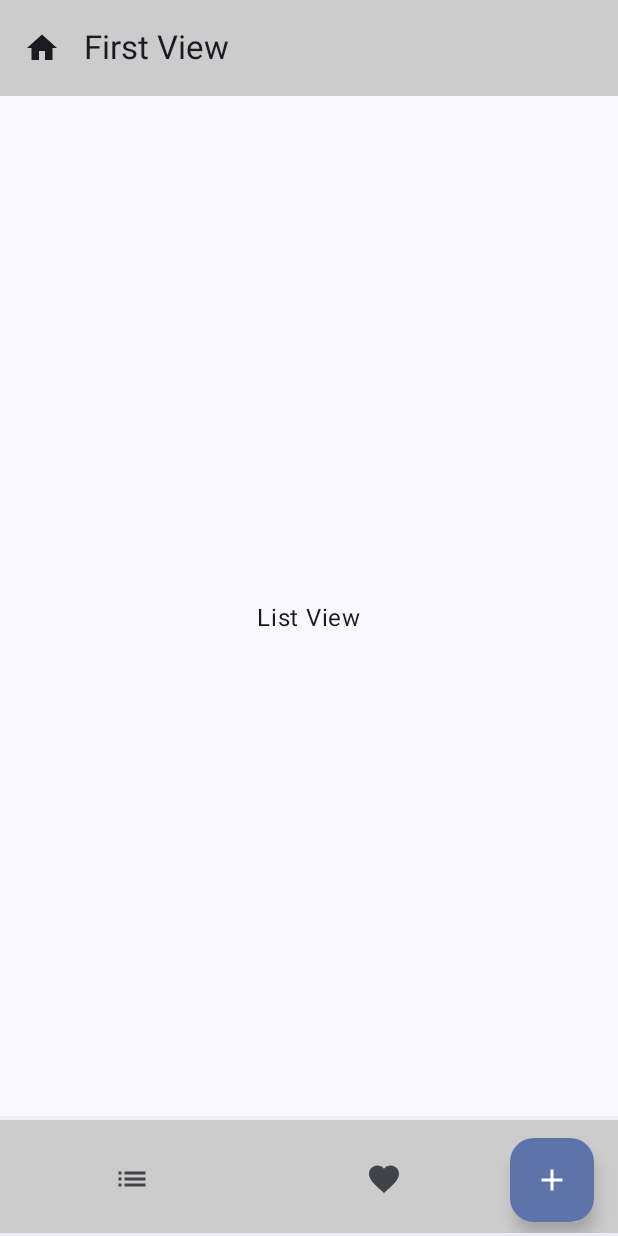
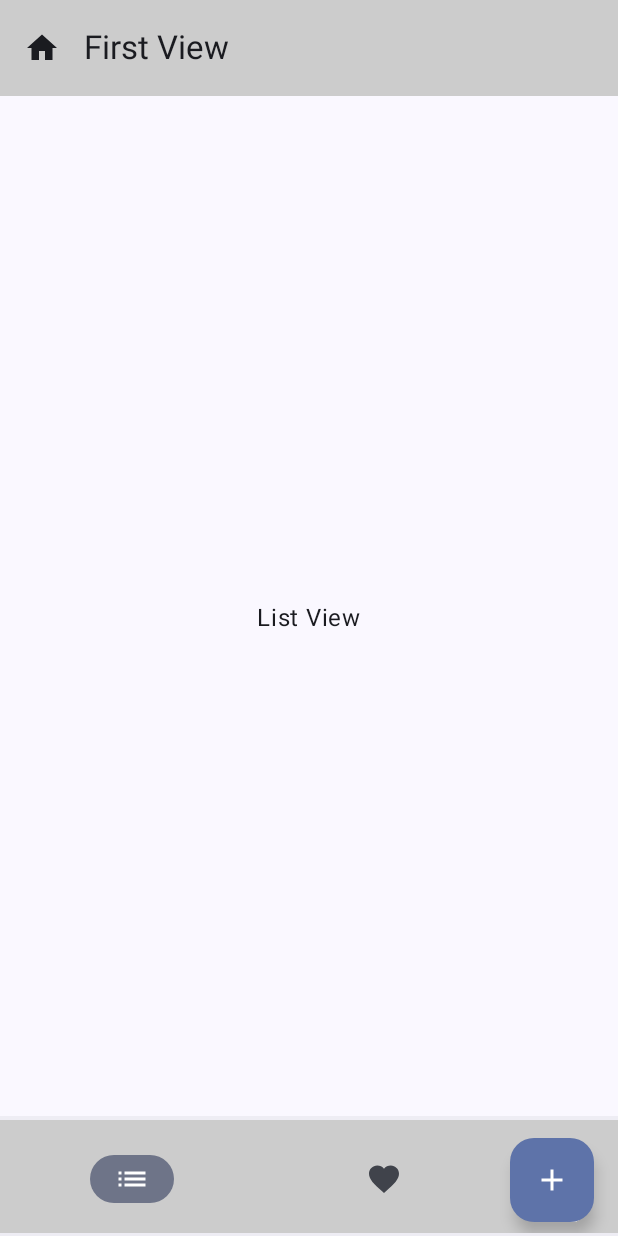
Before and after one commit to cullmi-kazuya/jetpackcompose, an Android app built with Jetpack Compose: the screen it shows after launch (MainActivity), on a phone screen of 412 x 824 dp. Run offline under Robolectric (Android 15) with nearby library versions, the phone set to English and light mode, and no system bars.

Commit message:
軽微な修正

```diff
--- a/app/src/main/java/com/example/jetpack_compose/ui/first/FfirstView.kt
+++ b/app/src/main/java/com/example/jetpack_compose/ui/first/FfirstView.kt
@@ -20,7 +20,7 @@ const val listRoute = "List"
 const val favoriteRoute = "Favorite"
 
 val contentsList: List<PageContents> = listOf(
-    PageContents(firstRoute, Icons.Default.List),
+    PageContents(listRoute, Icons.Default.List),
     PageContents(favoriteRoute, Icons.Default.Favorite)
 )
 
--- a/app/src/main/java/com/example/jetpack_compose/ui/first/Footer.kt
+++ b/app/src/main/java/com/example/jetpack_compose/ui/first/Footer.kt
@@ -1,5 +1,6 @@
 package com.example.jetpack_compose.ui.first
 
+import android.util.Log
 import androidx.compose.foundation.layout.height
 import androidx.compose.material.icons.Icons
 import androidx.compose.material.icons.filled.Add
@@ -42,16 +43,16 @@ fun Footer(
                 }
             },
             actions = {
-                contentsList.forEach {
+                contentsList.forEach { contents ->
                     NavigationBarItem(
                         selected = currentDestination?.hierarchy?.any { selected ->
-                            selected.route == it.navigationRoute
+                            selected.route == contents.navigationRoute
                         } == true,
                         onClick = {
-                            contentsNavigation.navigate(it.navigationRoute)
+                            contentsNavigation.navigate(contents.navigationRoute)
                         },
                         icon = {
-                            Icon(it.icon, "Bottom Bar Icon")
+                            Icon(contents.icon, "Bottom Bar Icon")
                         }
                     )
                 }
```
